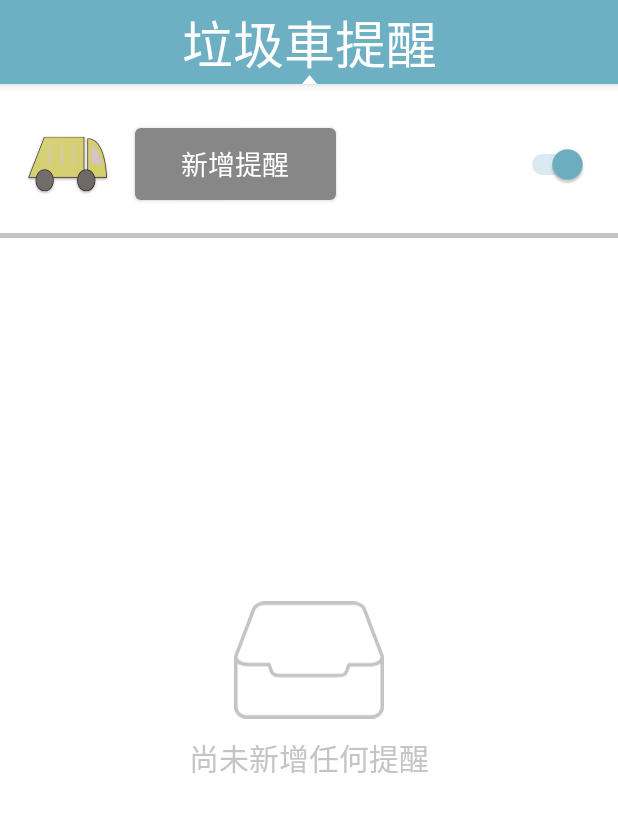
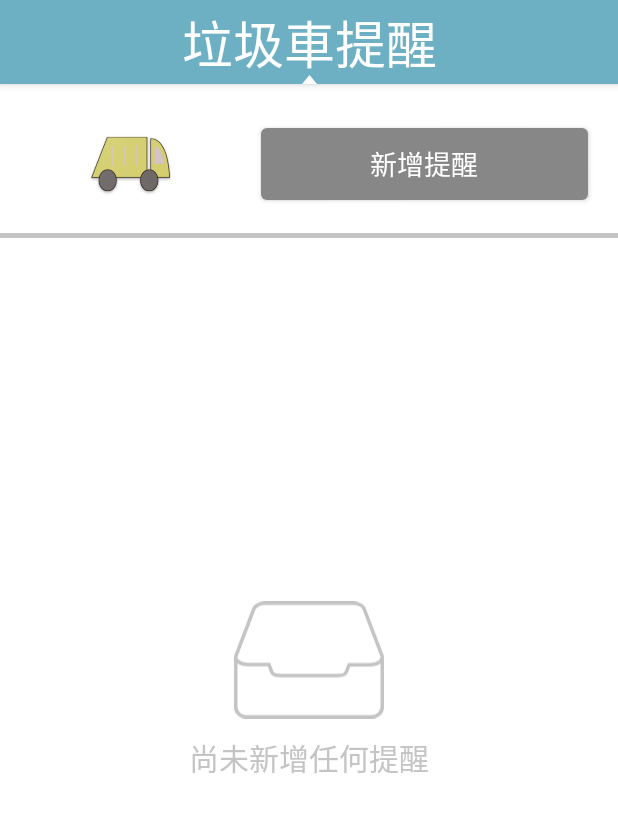
Before and after one commit to Yicheng-1218/DormitoryHelper, an Android app: the PushNotification screen opened directly, with no data from a screen before it, on a phone screen of 412 x 824 dp. Shown: the top 813 px of the screen. Run offline under Robolectric (Android 15) with nearby library versions, the phone set to English and light mode, and no system bars; our stand-ins replace Firebase (no records; nobody signed in at launch, a user with empty details on screens opened directly).

Commit message:
關閉switch、新增垃圾車體醒時間

```diff
--- a/app/src/main/java/com/example/tkulife_pro/student/reminder/PushNotification.kt
+++ b/app/src/main/java/com/example/tkulife_pro/student/reminder/PushNotification.kt
@@ -68,16 +68,16 @@ class PushNotification : AppCompatActivity(),ReminderAdapter.OnItemClick {
 
 
 //        垃圾車提醒開關
-        binding.switch1.apply {
-            isChecked = timerXML.getBoolean("trashReminder", isChecked)
-            trashReminder = isChecked
-            setOnCheckedChangeListener { _, b ->
-                trashReminder = isChecked
-                timerXML.edit().putBoolean("trashReminder", b).apply()
-                isChecked = timerXML.getBoolean("trashReminder", isChecked)
-            }
-
-        }
+//        binding.switch1.apply {
+//            isChecked = timerXML.getBoolean("trashReminder", isChecked)
+//            trashReminder = isChecked
+//            setOnCheckedChangeListener { _, b ->
+//                trashReminder = isChecked
+//                timerXML.edit().putBoolean("trashReminder", b).apply()
+//                isChecked = timerXML.getBoolean("trashReminder", isChecked)
+//            }
+//
+//        }
 
         setRecyclerView()
     }
@@ -197,10 +197,12 @@ class PushNotification : AppCompatActivity(),ReminderAdapter.OnItemClick {
 //    廣播接收
     class TrashReceiver:BroadcastReceiver(){
         override fun onReceive(p0: Context?, p1: Intent?) {
-
+            val c = Calendar.getInstance()
+            val hourNow = c.get(Calendar.HOUR_OF_DAY)
+            val minuteNow = c.get(Calendar.MINUTE)
 
 //                發送提醒
-            TkuNotification(p0!!, "垃圾車提醒", "垃圾車提醒").build("垃圾車提醒", "該倒垃圾啦(⁎⁍̴̛ᴗ⁍̴̛⁎)").show(R.string.trashReminder)
+            TkuNotification(p0!!, "垃圾車提醒", "垃圾車提醒").build("垃圾車提醒", "${hourNow}:${minuteNow},該倒垃圾啦(⁎⁍̴̛ᴗ⁍̴̛⁎)").show(R.string.trashReminder)
             val wakelock = p0.getSystemService(POWER_SERVICE) as PowerManager
 //                兩個Flag缺一不可，都存在才可以點亮螢幕
             val newWake = wakelock.newWakeLock(
--- a/app/src/main/res/layout/activity_push_notification.xml
+++ b/app/src/main/res/layout/activity_push_notification.xml
@@ -30,17 +30,10 @@
             android:id="@+id/button4"
             android:layout_width="wrap_content"
             android:layout_height="match_parent"
+            android:layout_marginEnd="20dp"
             android:layout_weight="1"
             android:text="新增提醒"
             android:textAppearance="@style/TextAppearance.AppCompat.Medium" />
-
-        <Switch
-            android:id="@+id/switch1"
-            android:layout_width="wrap_content"
-            android:layout_height="match_parent"
-            android:layout_weight="4"
-            android:checked="true"
-            android:paddingRight="20dp" />
 
     </LinearLayout>
 
```
